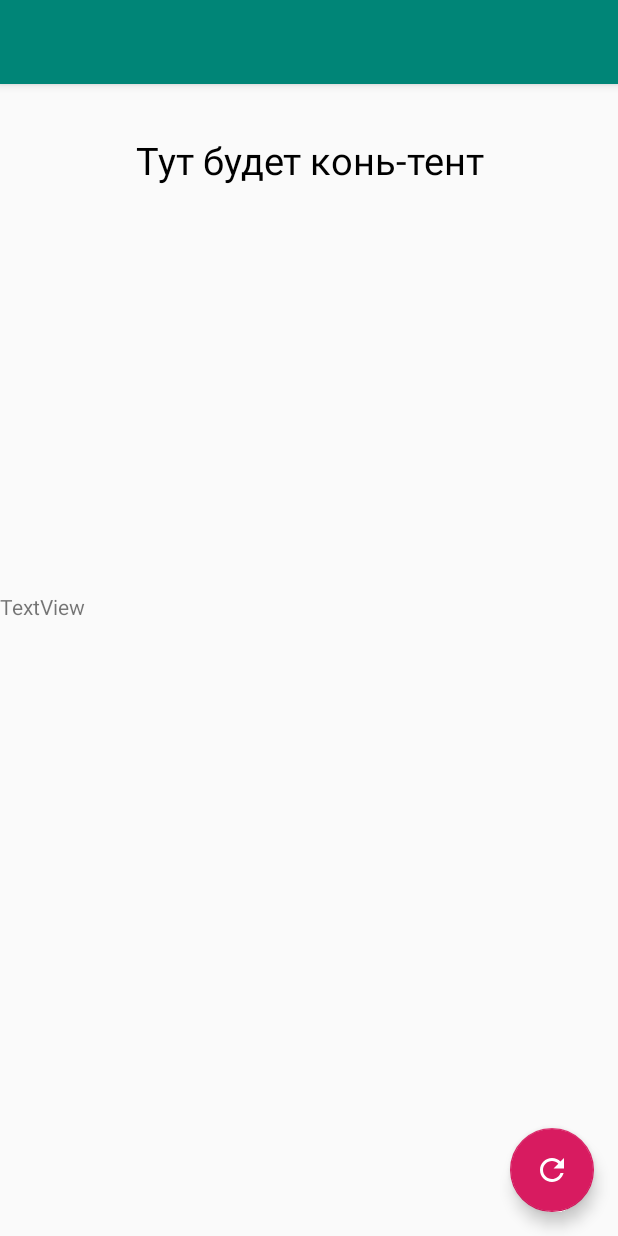
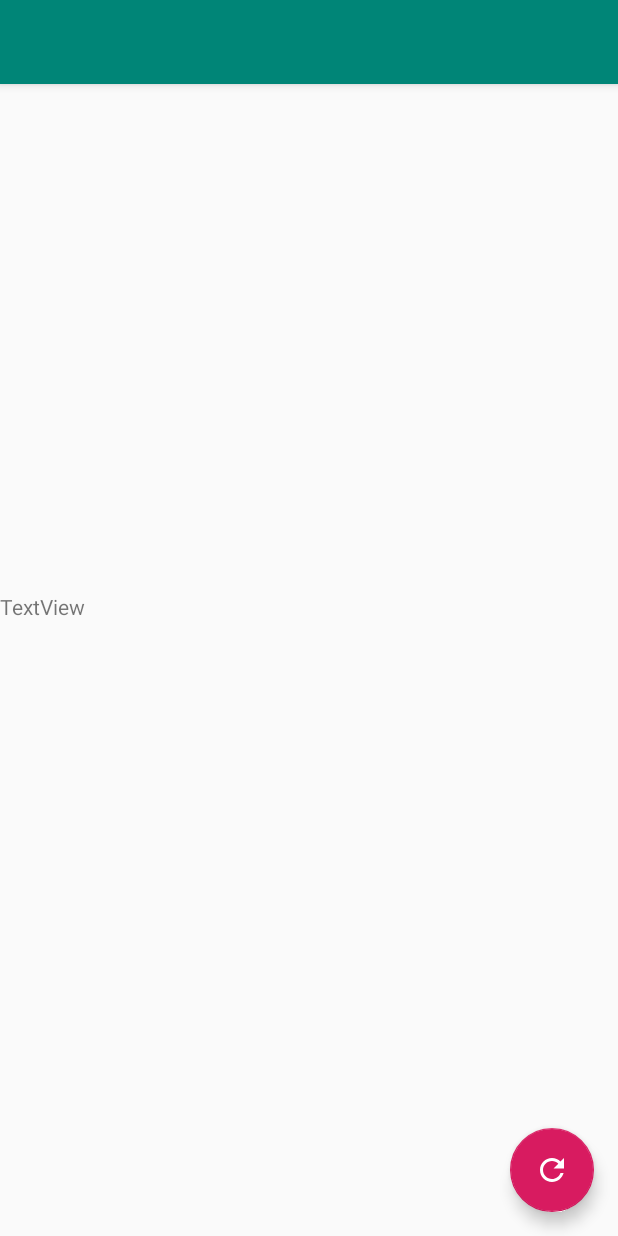
Before and after one commit to MaximNosko/GdePara, an Android app: the layout activity_main.xml on its own in the app's theme, with its tools: preview values and no code run, on a phone screen of 412 x 824 dp. Run offline under Robolectric (Android 15) with nearby library versions, the light colour scheme and no system bars.

Commit message:
Изменение отображаемых по умолчанию значений

```diff
--- a/app/src/main/res/values/strings.xml
+++ b/app/src/main/res/values/strings.xml
@@ -5,6 +5,6 @@
     <string name="group">Группа</string>
     <string name="save_settings">Сохранить</string>
     <string name="title_activity_settings">Settings</string>
-    <string name="test_text">Тут будет конь-тент</string>
+    <string name="test_text"></string>
 
 </resources>
```
